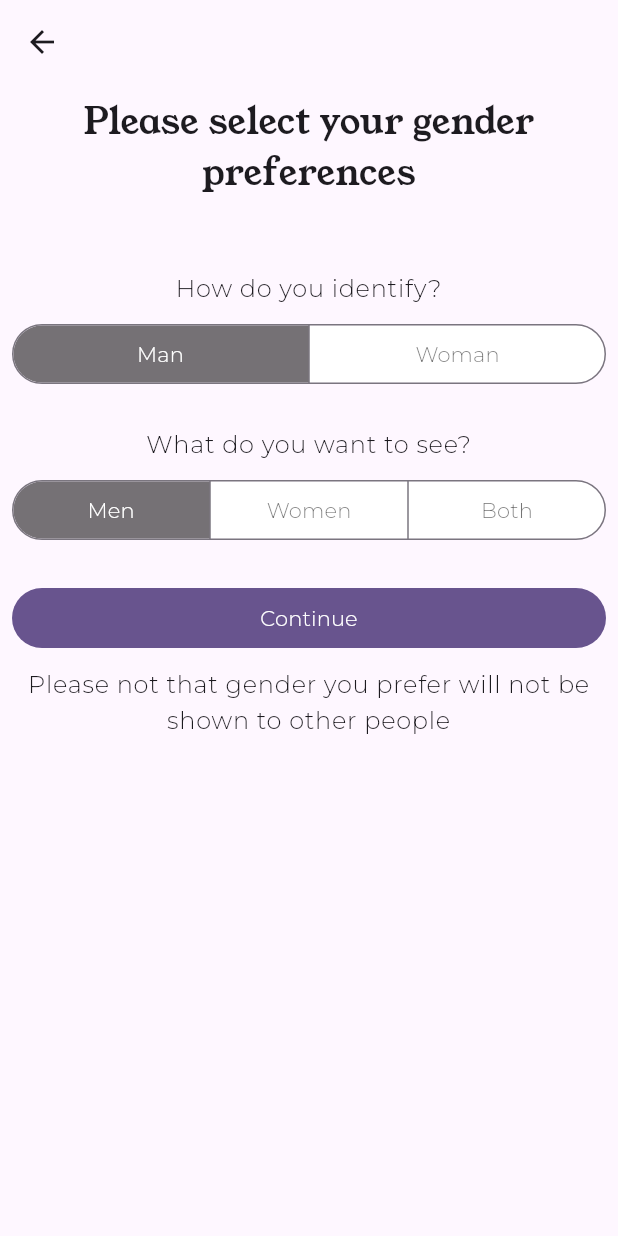
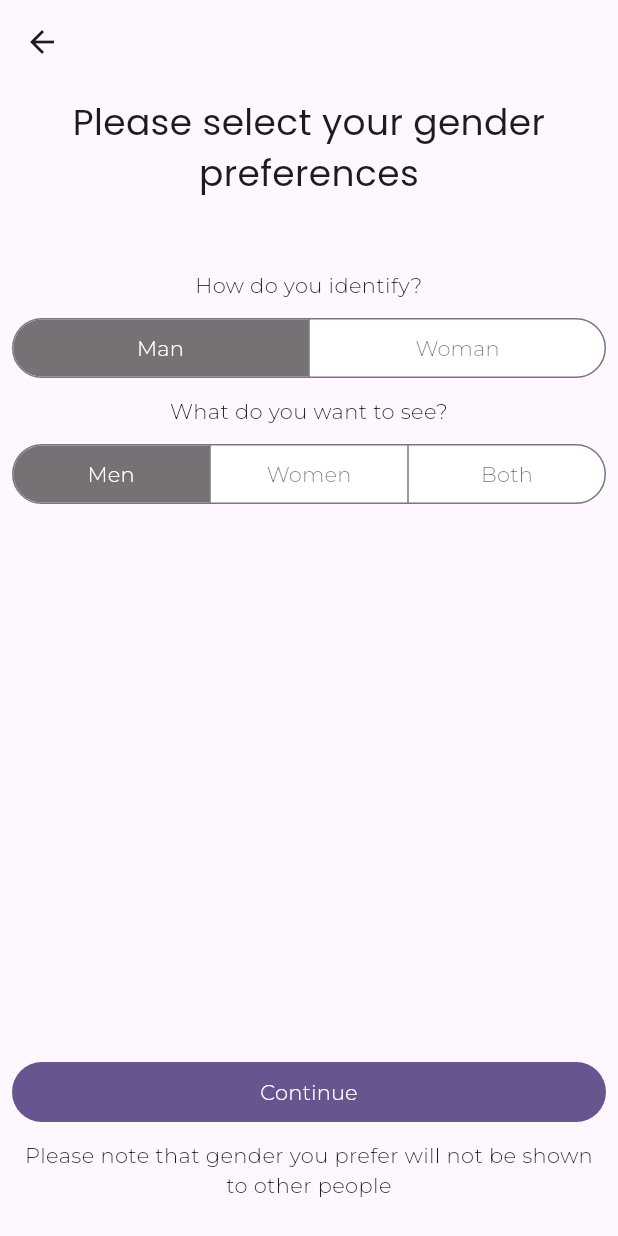
Before and after one commit to elsonkhoza/duulo-app, a Flutter app: the screen it shows after launch, after a tap on "Create Account", on a phone screen of 412 x 824 dp. Run offline on Flutter 3.47's test engine with Material 2 defaults, Android fonts, the phone set to English and light mode, and no system bars; project files that could hold a hidden picture were left out.

Commit message:
Shared widgets and Space constants added

```diff
--- /dev/null
+++ b/lib/constants/constants.dart
@@ -0,0 +1,23 @@
+import 'package:flutter/cupertino.dart';
+
+class PaddingValues {
+  static const EdgeInsets page = EdgeInsets.fromLTRB(8, 8, 8, 24);
+}
+
+class Space {
+  static const SizedBox h8 = SizedBox(
+    height: 8,
+  );
+  static const SizedBox h16 = SizedBox(
+    height: 16,
+  );
+  static const SizedBox h24 = SizedBox(
+    height: 24,
+  );
+  static const SizedBox h32 = SizedBox(
+    height: 32,
+  );
+  static const SizedBox h48 = SizedBox(
+    height: 48,
+  );
+}
--- /dev/null
+++ b/lib/modules/auth/signup/ui/page/signup_age_page.dart
@@ -0,0 +1,46 @@
+import 'package:app/constants/constants.dart';
+import 'package:app/shared/widgets/custom_text_widget.dart';
+import 'package:flutter/material.dart';
+
+class SignupAgePage extends StatelessWidget {
+  const SignupAgePage({super.key});
+
+  @override
+  Widget build(BuildContext context) {
+    return Scaffold(
+
+      appBar: AppBar(),
+      body: Center(
+        child: Padding(
+          padding: PaddingValues.page,
+          child: Column(
+            mainAxisAlignment: MainAxisAlignment.start,
+            children: [
+              const CustomHeaderOne(text: "Okay nice! So when is your birthday",
+              textAlign: TextAlign.center,
+              ),
+              Space.h24,
+              const Text("We will use this to show your age"),
+              Space.h48,
+              const TextField(
+               decoration: InputDecoration(
+                 hintText: "dd/mm/yyyy"
+               ),
+              ),
+              Space.h24,
+              const Spacer(),
+              SizedBox(
+                  width: double.maxFinite,
+                  child: FilledButton(onPressed: (){}, child: Text("Continue"))),
+             Space.h8
+              ,
+              const Text("We will not reveal your date of birth to others")
+
+            ],
+          ),
+        ),
+      ),
+
+    );
+  }
+}
--- a/lib/modules/auth/signup/ui/page/signup_gender_page.dart
+++ b/lib/modules/auth/signup/ui/page/signup_gender_page.dart
@@ -1,5 +1,8 @@
+import 'package:app/constants/constants.dart';
+import 'package:app/modules/auth/signup/ui/page/signup_age_page.dart';
 import 'package:app/modules/auth/signup/ui/widget/gender_choice_widget.dart';
 import 'package:app/modules/auth/signup/ui/widget/show_gender_widget.dart';
+import 'package:app/shared/widgets/custom_text_widget.dart';
 import 'package:flutter/material.dart';
 
 class SignupGenderPage extends StatelessWidget {
@@ -10,63 +13,52 @@ class SignupGenderPage extends StatelessWidget {
     return Scaffold(
       appBar: AppBar(),
       body: Padding(
-        padding: const EdgeInsets.all(8),
+        padding: PaddingValues.page,
         child: Center(
           child: Column(
             mainAxisAlignment: MainAxisAlignment.start,
             children: [
-              const Text(
-                "Please select your gender preferences",
-                style: TextStyle(
-                  fontFamily: "YoungSerif",
-                  fontSize: 24,
-                ),
+              const CustomHeaderOne(
+                text: "Please select your gender preferences",
                 textAlign: TextAlign.center,
               ),
-              const SizedBox(
-                height: 48,
-              ),
-              Text(
+              Space.h48,
+              const Text(
                 "How do you identify?",
-                style: Theme.of(context).textTheme.bodyLarge,
                 textAlign: TextAlign.center,
               ),
-              const SizedBox(
-                height: 8,
-              ),
+              Space.h8,
               const SizedBox(
                 width: double.maxFinite,
                 child: GenderChoiceButton(),
               ),
-              const SizedBox(
-                height: 24,
-              ),
-              Text(
+              Space.h8,
+              const Text(
                 "What do you want to see?",
-                style: Theme.of(context).textTheme.bodyLarge,
                 textAlign: TextAlign.center,
               ),
+              Space.h8,
               const SizedBox(
-                height: 8,
-              ),
-               const SizedBox(
                 width: double.maxFinite,
                 child: ShowMeGenderButton(),
               ),
-              const SizedBox(
-                height: 24,
-              ),
+              Space.h24,
+              Spacer(),
               SizedBox(
                 width: double.maxFinite,
-                child: FilledButton(onPressed: ()=>{},
-                     child: Text("Continue")),
+                child: FilledButton(
+                    onPressed: () => {
+                          Navigator.of(context).push(
+                            MaterialPageRoute(
+                              builder: (context) => const SignupAgePage(),
+                            ),
+                          )
+                        },
+                    child: Text("Continue")),
               ),
-              const SizedBox(
-                height: 8,
-              ),
-              Text(
-                "Please not that gender you prefer will not be shown to other people",
-                style: Theme.of(context).textTheme.bodyLarge,
+              Space.h8,
+              const Text(
+                "Please note that gender you prefer will not be shown to other people",
                 textAlign: TextAlign.center,
               ),
             ],
--- a/lib/modules/auth/signup/ui/page/signup_username_page.dart
+++ b/lib/modules/auth/signup/ui/page/signup_username_page.dart
@@ -1,4 +1,6 @@
+import 'package:app/constants/constants.dart';
 import 'package:app/modules/auth/signup/ui/page/signup_gender_page.dart';
+import 'package:app/shared/widgets/custom_text_widget.dart';
 import 'package:flutter/material.dart';
 
 class SignupUsernamePage extends StatelessWidget {
@@ -14,25 +16,20 @@ class SignupUsernamePage extends StatelessWidget {
               fit: BoxFit.cover)),
       child: Scaffold(
         backgroundColor: Colors.transparent,
+        appBar: AppBar(),
         body: Padding(
-          padding: const EdgeInsets.all(8),
+          padding: PaddingValues.page,
           child: Center(
             child: Column(
-              mainAxisAlignment: MainAxisAlignment.center,
+              mainAxisAlignment: MainAxisAlignment.start,
               children: [
-                const Text(
-                  "Who should we call you?",
-                  textAlign: TextAlign.center,
-                  style: TextStyle(
-                    fontFamily: "YoungSerif",
-                    fontSize: 24,
-                  ),
+                Space.h32,
+                const CustomHeaderOne(text:  "Who should we call you?"
+                  ,textAlign: TextAlign.center,),
+                Space.h8,
+                Text("This is how you will appear on you profile",
                 ),
-                const SizedBox(height: 8),
-                Text("This is how you will appear on you profile",
-                    textAlign: TextAlign.center,
-                    style: Theme.of(context).textTheme.bodyLarge),
-                const SizedBox(height: 24),
+                Space.h24,
                 const TextField(
                   autocorrect: false,
                 ),
@@ -51,27 +48,20 @@ class SignupUsernamePage extends StatelessWidget {
                               )
                             },
                         child: const Text("Create Account"))),
-                const SizedBox(
-                  height: 24,
-                ),
+                Space.h24,
                 SizedBox(
                     width: double.maxFinite,
                     child: OutlinedButton(
                         onPressed: () => {},
                         child: const Text("Signup using Google"))),
-                const SizedBox(
-                  height: 8,
-                ),
+               Space.h8,
                 TextButton(
                     onPressed: () => {},
                     child: const Text("Already have an account?")),
-                const SizedBox(
-                  height: 24,
-                ),
+                Spacer(),
                 Text(
                   "Your data will never be shared with anyone without your permission",
                   textAlign: TextAlign.center,
-                  style: Theme.of(context).textTheme.bodyLarge,
                 ),
               ],
             ),
--- /dev/null
+++ b/lib/shared/widgets/custom_text_widget.dart
@@ -0,0 +1,27 @@
+
+
+import 'package:flutter/widgets.dart';
+
+class CustomHeaderOne extends StatelessWidget {
+  const CustomHeaderOne({Key? key, required this.text, this.color,
+    this.textAlign
+  })
+      : super(key: key);
+
+  final String text;
+  final Color? color;
+  final TextAlign? textAlign;
+
+  @override
+  Widget build(BuildContext context) {
+    return Text(
+      text,
+      style: TextStyle(
+        fontFamily: "Poppins",
+        fontSize: 24,
+        color: color
+      ),
+      textAlign: textAlign
+    );
+  }
+}
```
